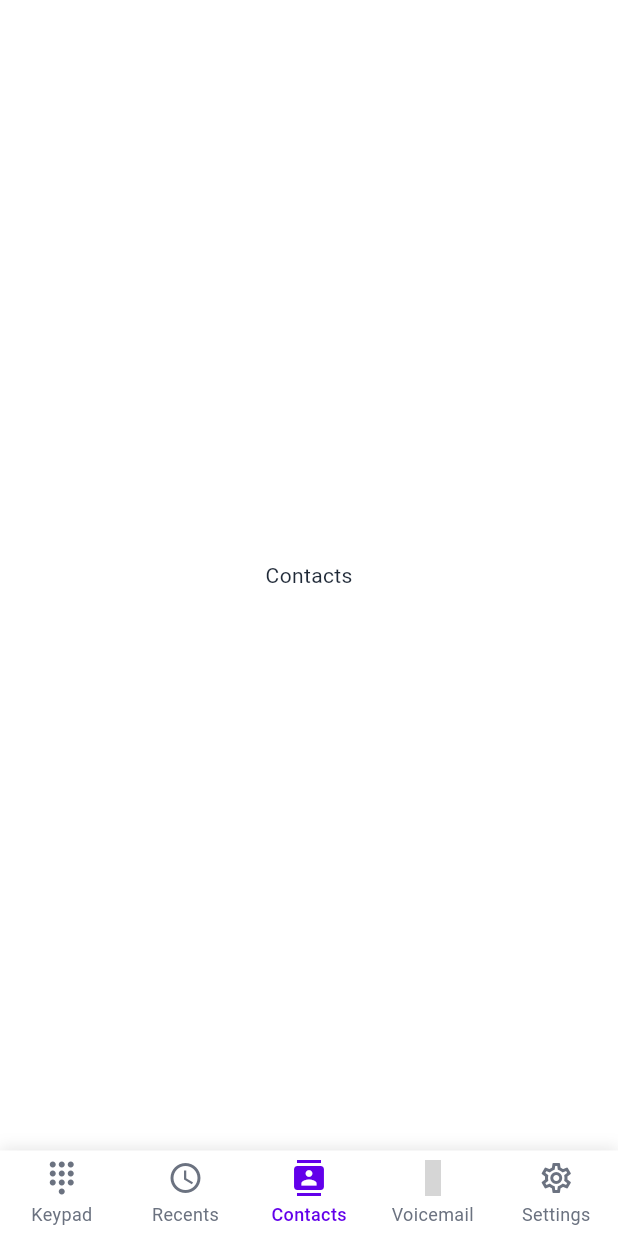
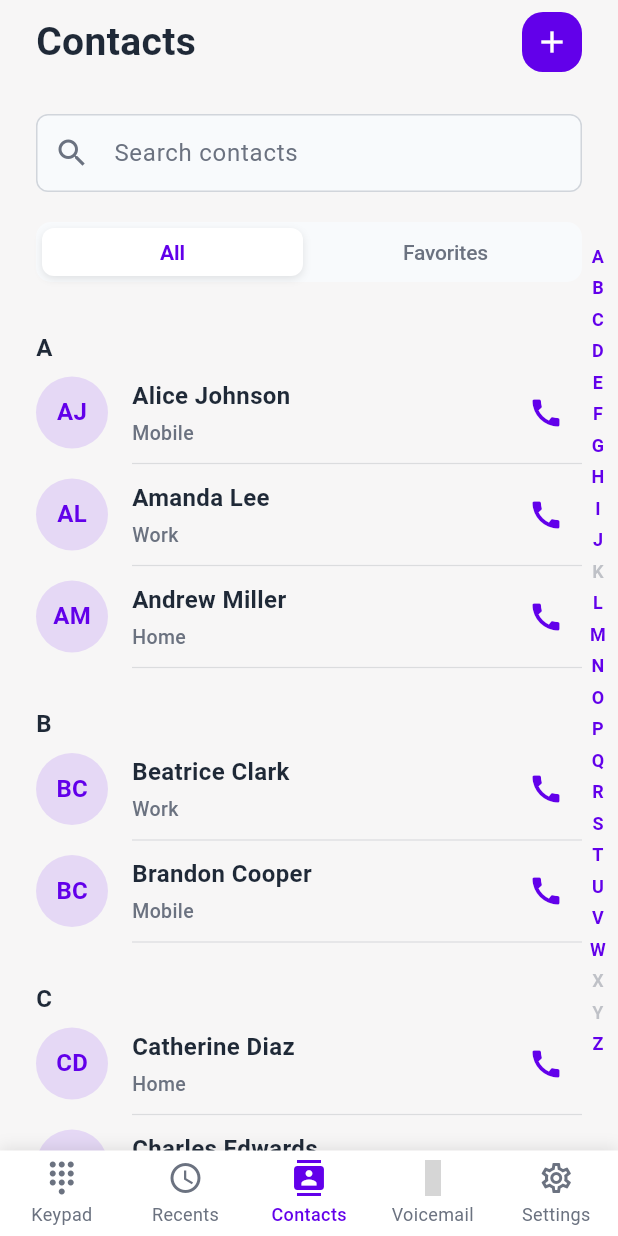
Before and after one commit to ksrigo/rp_flutter_siprix, a Flutter app: the ContactsScreen screen opened by its route, on a phone screen of 412 x 824 dp. Run offline on Flutter 3.47's test engine with Material 3 defaults, Android fonts, the phone set to English and light mode, and no system bars; our stand-ins replace connectivity_plus, dio, firebase_core, firebase_messaging, flutter_contacts, flutter_riverpod and 5 more; missing offline and left inert: dart_jsonwebtoken, siprix_voip_sdk; accounts and stored records are empty; grey boxes are pictures that could not be loaded.

Commit message:
contact page designed

```diff
--- a/lib/core/services/navigation_service.dart
+++ b/lib/core/services/navigation_service.dart
@@ -5,6 +5,7 @@ import '../../features/auth/presentation/screens/splash_screen.dart';
 import '../../features/auth/presentation/screens/login_screen.dart';
 import '../../features/call/presentation/screens/incoming_call_screen.dart';
 import '../../features/call/presentation/screens/in_call_screen.dart';
+import '../../features/contacts/presentation/screens/contacts_screen.dart';
 import '../../features/dialpad/presentation/screens/dialpad_screen.dart';
 import '../../features/recents/presentation/screens/recents_screen.dart';
 import '../../shared/widgets/main_navigation.dart';
@@ -237,13 +238,6 @@ class NavigationService {
 }
 
 // Placeholder screens - these will be implemented in later phases
-
-class ContactsScreen extends StatelessWidget {
-  const ContactsScreen({super.key});
-  @override
-  Widget build(BuildContext context) =>
-      const Scaffold(body: Center(child: Text('Contacts')));
-}
 
 class AddContactScreen extends StatelessWidget {
   const AddContactScreen({super.key});
--- /dev/null
+++ b/lib/features/contacts/presentation/screens/contacts_screen.dart
@@ -0,0 +1,465 @@
+import 'dart:math';
+
+import 'package:flutter/material.dart';
+
+import '../../../../core/theme/app_theme.dart';
+const _alphabet = [
+  'A','B','C','D','E','F','G','H','I','J','K','L','M','N','O','P','Q','R','S','T','U','V','W','X','Y','Z'
+];
+
+class ContactsScreen extends StatefulWidget {
+  const ContactsScreen({super.key});
+
+  @override
+  State<ContactsScreen> createState() => _ContactsScreenState();
+}
+
+class _ContactsScreenState extends State<ContactsScreen> {
+  late final TextEditingController _searchController;
+  final ScrollController _scrollController = ScrollController();
+  final Map<String, GlobalKey> _sectionKeys = {};
+  final GlobalKey _tabsKey = GlobalKey();
+
+  int _selectedTabIndex = 0;
+
+  late final List<_ContactItem> _allContacts;
+
+  @override
+  void initState() {
+    super.initState();
+    _searchController = TextEditingController()
+      ..addListener(() => setState(() {}));
+    _allContacts = _generatePlaceholderContacts();
+  }
+
+  @override
+  void dispose() {
+    _searchController.dispose();
+    _scrollController.dispose();
+    super.dispose();
+  }
+
+  @override
+  Widget build(BuildContext context) {
+    final contacts = _filteredContacts();
+    final grouped = _groupContacts(contacts);
+    _refreshSectionKeys(grouped.keys);
+
+    return Scaffold(
+      backgroundColor: Theme.of(context).colorScheme.surface,
+      body: SafeArea(
+        child: Stack(
+          children: [
+            Column(
+              crossAxisAlignment: CrossAxisAlignment.start,
+              children: [
+                _buildHeader(),
+                const SizedBox(height: 20),
+                _buildSearchField(),
+                const SizedBox(height: 20),
+                _buildTabs(),
+                const SizedBox(height: 16),
+                Expanded(child: _buildContactList(grouped)),
+              ],
+            ),
+            _buildAlphabetIndex(grouped.keys),
+          ],
+        ),
+      ),
+    );
+  }
+
+  Widget _buildHeader() {
+    return Padding(
+      padding: const EdgeInsets.symmetric(horizontal: 24, vertical: 8),
+      child: Row(
+        children: [
+          Text(
+            'Contacts',
+            style: TextStyle(
+              fontSize: 26,
+              fontWeight: FontWeight.w700,
+              color: Theme.of(context).colorScheme.onSurface,
+            ),
+          ),
+          const Spacer(),
+          _buildAddContactButton(),
+        ],
+      ),
+    );
+  }
+
+
+  Widget _buildAddContactButton() {
+    return Container(
+      width: 40,
+      height: 40,
+      decoration: BoxDecoration(
+        color: Theme.of(context).colorScheme.primary,
+        borderRadius: BorderRadius.circular(14),
+      ),
+      child: IconButton(
+        icon: const Icon(Icons.add, color: Colors.white),
+        onPressed: () {
+          // TODO: integrate add contact flow
+          debugPrint('Add contact tapped');
+        },
+        tooltip: 'Add contact',
+      ),
+    );
+  }
+
+  Widget _buildSearchField() {
+    return Padding(
+      padding: const EdgeInsets.symmetric(horizontal: 24),
+      child: TextField(
+        controller: _searchController,
+        decoration: InputDecoration(
+          prefixIcon: Icon(Icons.search, color: Theme.of(context).colorScheme.onSurfaceVariant),
+          hintText: 'Search contacts',
+          filled: true,
+          fillColor: Theme.of(context).colorScheme.surfaceContainerHighest,
+          contentPadding: const EdgeInsets.symmetric(vertical: 14),
+          border: OutlineInputBorder(
+            borderRadius: BorderRadius.circular(16),
+            borderSide: BorderSide.none,
+          ),
+        ),
+      ),
+    );
+  }
+
+  Widget _buildTabs() {
+    return Padding(
+      key: _tabsKey,
+      padding: const EdgeInsets.symmetric(horizontal: 24),
+      child: Container(
+        height: 40,
+        decoration: BoxDecoration(
+          color: Theme.of(context).colorScheme.surfaceContainerHighest,
+          borderRadius: BorderRadius.circular(10),
+        ),
+        child: Row(
+          children: [
+            Expanded(
+              child: _buildTabButton(
+                text: 'All',
+                isSelected: _selectedTabIndex == 0,
+                onTap: () => setState(() => _selectedTabIndex = 0),
+              ),
+            ),
+            Expanded(
+              child: _buildTabButton(
+                text: 'Favorites',
+                isSelected: _selectedTabIndex == 1,
+                onTap: () => setState(() => _selectedTabIndex = 1),
+              ),
+            ),
+          ],
+        ),
+      ),
+    );
+  }
+
+  Widget _buildTabButton({required String text, required bool isSelected, required VoidCallback onTap}) {
+    return AnimatedContainer(
+      duration: const Duration(milliseconds: 200),
+      margin: const EdgeInsets.all(4),
+      decoration: BoxDecoration(
+        color: isSelected ? Colors.white : Colors.transparent,
+        borderRadius: BorderRadius.circular(8),
+        boxShadow: isSelected
+            ? [
+                BoxShadow(
+                  color: Colors.black.withValues(alpha: 0.1),
+                  blurRadius: 4,
+                  offset: const Offset(0, 2),
+                ),
+              ]
+            : null,
+      ),
+      child: InkWell(
+        onTap: onTap,
+        borderRadius: BorderRadius.circular(8),
+        child: Container(
+          alignment: Alignment.center,
+          child: AnimatedDefaultTextStyle(
+            duration: const Duration(milliseconds: 200),
+            style: TextStyle(
+              fontSize: 14,
+              fontWeight: isSelected ? FontWeight.w600 : FontWeight.w500,
+              color: isSelected ? Theme.of(context).colorScheme.primary : Theme.of(context).colorScheme.onSurfaceVariant,
+              letterSpacing: -0.1,
+            ),
+            child: Text(text),
+          ),
+        ),
+      ),
+    );
+  }
+
+  Widget _buildContactList(Map<String, List<_ContactItem>> grouped) {
+    if (grouped.isEmpty) {
+      return Center(
+        child: Text(
+          'No contacts found',
+          style: TextStyle(
+            fontSize: 16,
+            fontWeight: FontWeight.w500,
+            color: Theme.of(context).colorScheme.onSurfaceVariant,
+          ),
+        ),
+      );
+    }
+
+    final children = <Widget>[];
+    for (final entry in grouped.entries) {
+      final letter = entry.key;
+      final contacts = entry.value;
+      final key = _sectionKeys[letter]!;
+
+      children
+        ..add(KeyedSubtree(
+          key: key,
+          child: Padding(
+            padding: const EdgeInsets.fromLTRB(24, 16, 24, 8),
+            child: Text(
+              letter,
+              style: TextStyle(
+                fontSize: 16,
+                fontWeight: FontWeight.w700,
+                color: Theme.of(context).colorScheme.onSurface,
+              ),
+            ),
+          ),
+        ))
+        ..addAll(contacts.map((contact) => _ContactRow(contact: contact)));
+    }
+
+    return ListView(
+      controller: _scrollController,
+      padding: const EdgeInsets.only(bottom: 24),
+      children: children,
+    );
+  }
+
+  Widget _buildAlphabetIndex(Iterable<String> visibleLetters) {
+    final visibleSet = visibleLetters.toSet();
+
+    return Positioned(
+      top: 160, // Align with the tabs level (approximately header + search + tabs)
+      right: 8,
+      child: Column(
+        mainAxisSize: MainAxisSize.min,
+        children: _alphabet.map((letter) {
+          final isActive = visibleSet.contains(letter);
+          return GestureDetector(
+            onTap: isActive ? () => _scrollToLetter(letter) : null,
+            child: Padding(
+              padding: const EdgeInsets.symmetric(vertical: 2),
+              child: Text(
+                letter,
+                style: TextStyle(
+                  fontSize: 12,
+                  fontWeight: FontWeight.w600,
+                  color: isActive
+                      ? Theme.of(context).colorScheme.primary
+                      : Theme.of(context).colorScheme.onSurfaceVariant.withValues(alpha: 0.4),
+                ),
+              ),
+            ),
+          );
+        }).toList(),
+      ),
+    );
+  }
+
+  void _scrollToLetter(String letter) {
+    final key = _sectionKeys[letter];
+    final context = key?.currentContext;
+    if (context != null) {
+      Scrollable.ensureVisible(
+        context,
+        duration: const Duration(milliseconds: 300),
+        alignment: 0.0,
+      );
+    }
+  }
+
+  void _refreshSectionKeys(Iterable<String> sectionLetters) {
+    _sectionKeys
+      ..clear()
+      ..addEntries(
+        sectionLetters.map((letter) => MapEntry(letter, GlobalKey())),
+      );
+  }
+
+  Map<String, List<_ContactItem>> _groupContacts(List<_ContactItem> contacts) {
+    final map = <String, List<_ContactItem>>{};
+    for (final contact in contacts) {
+      final firstLetter = contact.name.isNotEmpty
+          ? contact.name[0].toUpperCase()
+          : '#';
+      map.putIfAbsent(firstLetter, () => []).add(contact);
+    }
+    final sortedKeys = map.keys.toList()..sort();
+    return {
+      for (final letter in sortedKeys)
+        letter: map[letter]!..sort((a, b) => a.name.compareTo(b.name)),
+    };
+  }
+
+  List<_ContactItem> _filteredContacts() {
+    final query = _searchController.text.trim().toLowerCase();
+    final showFavorites = _selectedTabIndex == 1;
+
+    return _allContacts.where((contact) {
+      if (showFavorites && !contact.isFavorite) {
+        return false;
+      }
+      if (query.isEmpty) {
+        return true;
+      }
+      return contact.name.toLowerCase().contains(query);
+    }).toList();
+  }
+
+  List<_ContactItem> _generatePlaceholderContacts() {
+    const names = [
+      'Alice Johnson',
+      'Amanda Lee',
+      'Andrew Miller',
+      'Brandon Cooper',
+      'Beatrice Clark',
+      'Catherine Diaz',
+      'Charles Edwards',
+      'Derek Foster',
+      'Emily Garcia',
+      'Ethan Harris',
+      'Fabian Ives',
+      'Gabriella Jones',
+      'Hannah Kim',
+      'Isabella Lopez',
+      'Jacob Martinez',
+      'Liam Nelson',
+      'Mia Owens',
+      'Nora Patel',
+      'Oliver Quinn',
+      'Penelope Ross',
+      'Quentin Stone',
+      'Ryan Thompson',
+      'Sophia Underwood',
+      'Thomas Vaughn',
+      'Uma Walker',
+      'Victor Xu',
+      'Willow Young',
+      'Zachary Zimmerman',
+    ];
+
+    final random = Random(42);
+    final labels = ['Mobile', 'Work', 'Home'];
+
+    return List<_ContactItem>.generate(names.length, (index) {
+      final name = names[index];
+      final label = labels[index % labels.length];
+      final isFavorite = random.nextBool() && index % 3 == 0;
+      return _ContactItem(
+        name: name,
+        label: label,
+        isFavorite: isFavorite,
+      );
+    });
+  }
+}
+
+class _ContactItem {
+  final String name;
+  final String label;
+  final bool isFavorite;
+
+  const _ContactItem({
+    required this.name,
+    required this.label,
+    this.isFavorite = false,
+  });
+}
+
+class _ContactRow extends StatelessWidget {
+  final _ContactItem contact;
+
+  const _ContactRow({
+    required this.contact,
+  });
+
+  @override
+  Widget build(BuildContext context) {
+    return Padding(
+      padding: const EdgeInsets.symmetric(horizontal: 24),
+      child: Column(
+        children: [
+          Row(
+            children: [
+              _buildAvatar(context),
+              const SizedBox(width: 16),
+              Expanded(
+                child: Column(
+                  crossAxisAlignment: CrossAxisAlignment.start,
+                  children: [
+                    Text(
+                      contact.name,
+                      style: TextStyle(
+                        fontSize: 16,
+                        fontWeight: FontWeight.w700,
+                        color: Theme.of(context).colorScheme.onSurface,
+                      ),
+                    ),
+                    const SizedBox(height: 4),
+                    Text(
+                      contact.label,
+                      style: TextStyle(
+                        fontSize: 13,
+                        fontWeight: FontWeight.w500,
+                        color: Theme.of(context).colorScheme.onSurfaceVariant,
+                      ),
+                    ),
+                  ],
+                ),
+              ),
+              IconButton(
+                icon: Icon(Icons.call, color: Theme.of(context).colorScheme.primary),
+                onPressed: () {
+                  debugPrint('Call ${contact.name} tapped');
+                },
+                tooltip: 'Call',
+              ),
+            ],
+          ),
+          Divider(
+            height: 20,
+            thickness: 0.8,
+            indent: 64,
+            color: Theme.of(context).colorScheme.onSurfaceVariant.withValues(alpha: 0.2),
+          ),
+        ],
+      ),
+    );
+  }
+
+  Widget _buildAvatar(BuildContext context) {
+    final initials = contact.name.isNotEmpty
+        ? contact.name.trim().split(RegExp(r'\s+')).map((part) => part[0]).take(2).join().toUpperCase()
+        : '?';
+    return CircleAvatar(
+      radius: 24,
+      backgroundColor: Theme.of(context).colorScheme.primary.withValues(alpha: 0.12),
+      child: Text(
+        initials,
+        style: TextStyle(
+          fontSize: 16,
+          fontWeight: FontWeight.w700,
+          color: Theme.of(context).colorScheme.primary,
+        ),
+      ),
+    );
+  }
+}
```
Also changed, not shown: lib/core/theme/app_theme.dart (+71 -74 lines), lib/features/recents/presentation/screens/recents_screen.dart (+51 -51 lines), mockup/contact_screen.png (added), 2 other files.
